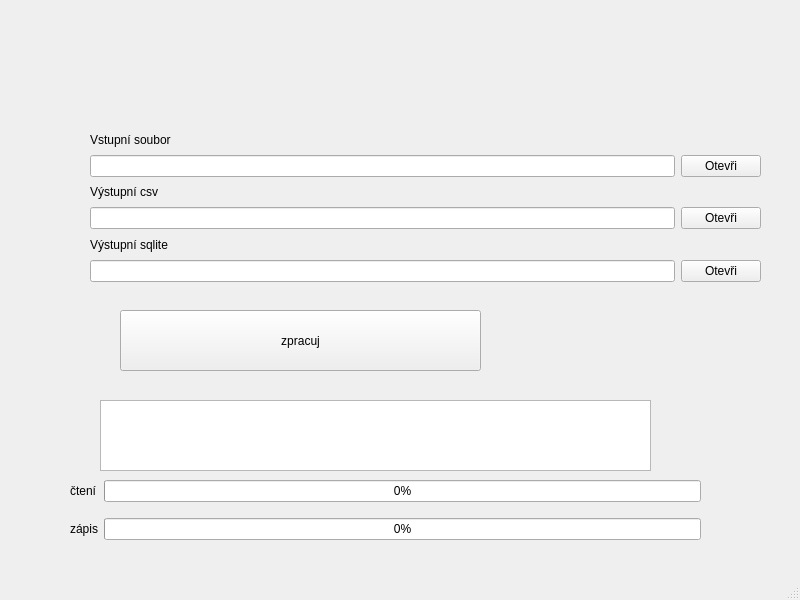
First picture: the form in mainwindow.ui, repository frutabruta/MpvLogParser, before the edit.
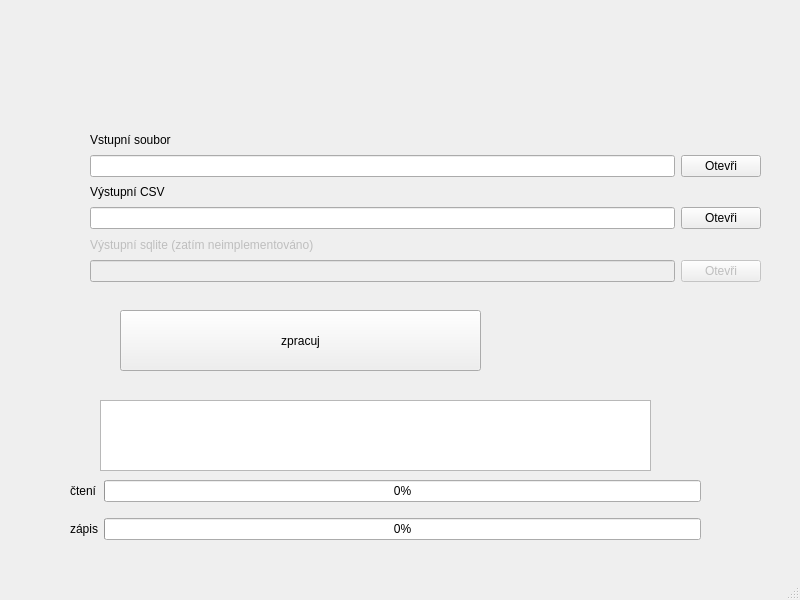
Second picture: the form after the edit.

Commit message: deaktivace neimplementovaných tlačítek

What changed in the file:
```diff
--- a/mainwindow.ui
+++ b/mainwindow.ui
@@ -77,7 +77,7 @@
        <item>
         <widget class="QLabel" name="label_2">
          <property name="text">
-          <string>Výstupní csv</string>
+          <string>Výstupní CSV</string>
          </property>
         </widget>
        </item>
@@ -101,18 +101,28 @@
       <layout class="QVBoxLayout" name="verticalLayout_3">
        <item>
         <widget class="QLabel" name="label_3">
+         <property name="enabled">
+          <bool>false</bool>
+         </property>
          <property name="text">
-          <string>Výstupní sqlite</string>
+          <string>Výstupní sqlite (zatím neimplementováno)</string>
          </property>
         </widget>
        </item>
        <item>
         <layout class="QHBoxLayout" name="horizontalLayout_3">
          <item>
-          <widget class="QLineEdit" name="lineEdit_3"/>
+          <widget class="QLineEdit" name="lineEdit_3">
+           <property name="enabled">
+            <bool>false</bool>
+           </property>
+          </widget>
          </item>
          <item>
           <widget class="QPushButton" name="pushButton_3">
+           <property name="enabled">
+            <bool>false</bool>
+           </property>
            <property name="text">
             <string>Otevři</string>
            </property>
```
